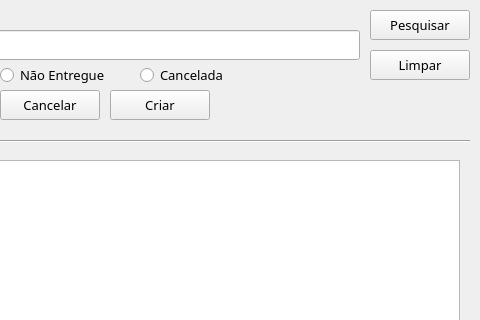
Above: Interfaces/formEntradasDeMaterial.ui from broski606/Projeto_Final_PSI before the change; both pictures show x 320 to 800 and y 0 to 320 of the 800 by 600 pixel window. Below: the same form after it.
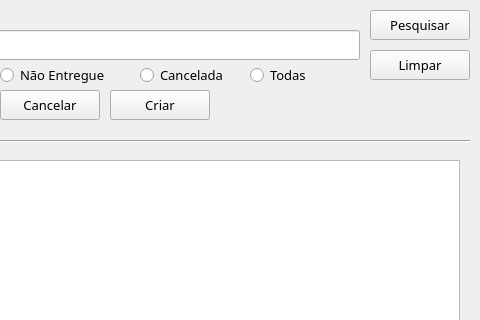
That is the form after the change.

Commit message: Adicionei um radio button aos forms das encomendas, para filtrar por todas

Diff of the .ui file:
```diff
--- a/Interfaces/formEntradasDeMaterial.ui
+++ b/Interfaces/formEntradasDeMaterial.ui
@@ -298,6 +298,25 @@
      <string>Criar</string>
     </property>
    </widget>
+   <widget class="QRadioButton" name="radioButton">
+    <property name="geometry">
+     <rect>
+      <x>570</x>
+      <y>60</y>
+      <width>161</width>
+      <height>30</height>
+     </rect>
+    </property>
+    <property name="font">
+     <font>
+      <family>OCR A Extended</family>
+      <pointsize>10</pointsize>
+     </font>
+    </property>
+    <property name="text">
+     <string>Todas</string>
+    </property>
+   </widget>
   </widget>
   <widget class="QStatusBar" name="statusbar"/>
  </widget>
```
The commit also changes 3 other files.
